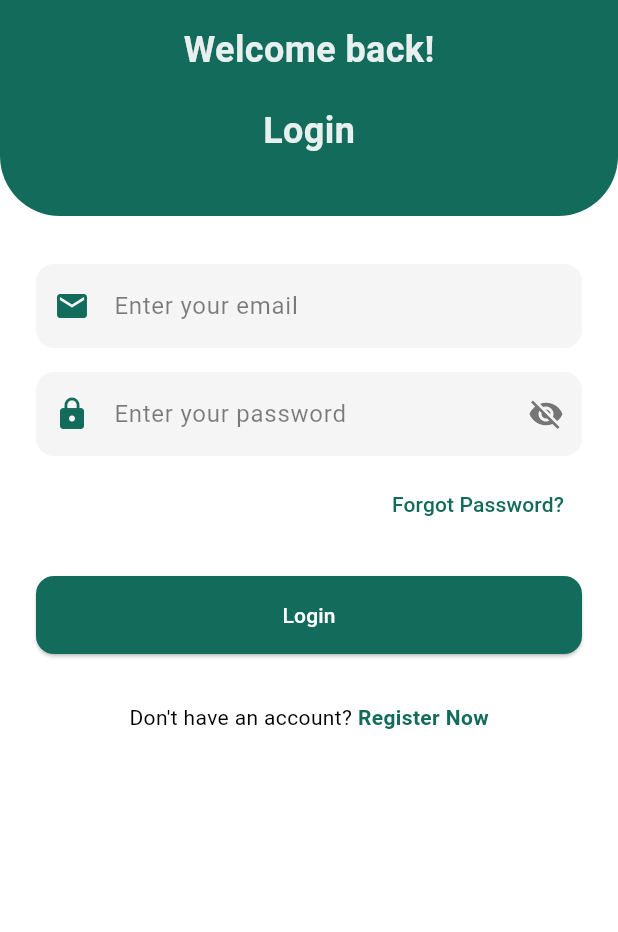
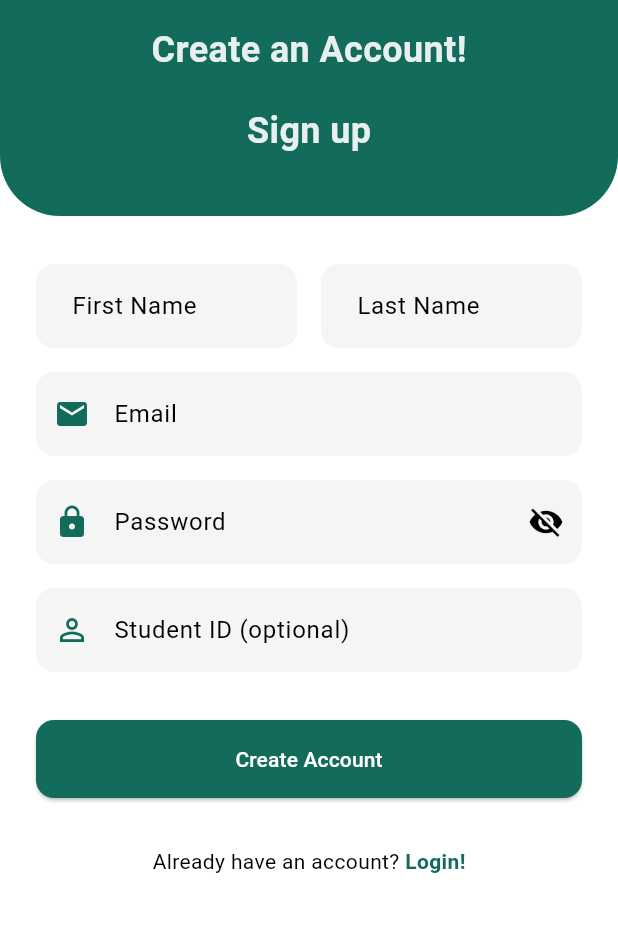
Before and after one commit to FantomAtom/Syllabuddy, a Flutter app: the screen it shows after launch, after a tap on "Register Now", on a phone screen of 412 x 824 dp, the part 270-1202 px from its top. Run offline on Flutter 3.47's test engine with Material 3 defaults, Android fonts, the light colour scheme and no system bars.

Commit message:
Added and linked sign in page

```diff
--- a/lib/screens/login.dart
+++ b/lib/screens/login.dart
@@ -1,5 +1,6 @@
 import 'package:flutter/material.dart';
 import '../theme.dart';  // your primary color lives here
+import 'signup.dart';
 
 class LoginPage extends StatefulWidget {
   const LoginPage({super.key});
@@ -172,7 +173,14 @@ class _LoginPageState extends State<LoginPage> {
                       children: [
                         const Text("Don't have an account? "),
                         GestureDetector(
-                          onTap: () {}, // TODO
+                          onTap: () {
+                            Navigator.push(
+                              context,
+                              MaterialPageRoute(
+                                builder: (_) => const SignUpPage(),
+                              ),
+                            );
+                          },
                           child: Text(
                             'Register Now',
                             style: TextStyle(
--- /dev/null
+++ b/lib/screens/signup.dart
@@ -0,0 +1,240 @@
+// lib/screens/signup.dart
+import 'package:flutter/material.dart';
+import '../theme.dart';
+import 'login.dart';
+
+class SignUpPage extends StatefulWidget {
+  const SignUpPage({Key? key}) : super(key: key);
+
+  @override
+  State<SignUpPage> createState() => _SignUpPageState();
+}
+
+class _SignUpPageState extends State<SignUpPage> {
+  final _formKey = GlobalKey<FormState>();
+  bool _obscurePassword = true;
+
+  final _firstNameCtrl = TextEditingController();
+  final _lastNameCtrl = TextEditingController();
+  final _emailCtrl = TextEditingController();
+  final _passwordCtrl = TextEditingController();
+  final _studentIdCtrl = TextEditingController();
+
+  @override
+  void dispose() {
+    _firstNameCtrl.dispose();
+    _lastNameCtrl.dispose();
+    _emailCtrl.dispose();
+    _passwordCtrl.dispose();
+    _studentIdCtrl.dispose();
+    super.dispose();
+  }
+
+  @override
+  Widget build(BuildContext context) {
+    final primary = Theme.of(context).primaryColor;
+
+    return Scaffold(
+      body: Column(
+        children: [
+          // ───────── Top Banner ─────────
+          ClipRRect(
+            borderRadius: const BorderRadius.only(
+              bottomLeft: Radius.circular(40),
+              bottomRight: Radius.circular(40),
+            ),
+            child: Container(
+              width: double.infinity,
+              color: primary,
+              padding: const EdgeInsets.only(top: 80, bottom: 40),
+              child: Column(
+                mainAxisSize: MainAxisSize.min,
+                children: [
+                  Image.asset('assets/logo.png', height: 100),
+                  const SizedBox(height: 16),
+                  Text(
+                    'Create an Account!',
+                    style: TextStyle(
+                      fontSize: 24,
+                      fontWeight: FontWeight.bold,
+                      color: Colors.white.withOpacity(0.9),
+                    ),
+                  ),
+                  const SizedBox(height: 20),
+                  Text(
+                    'Sign up',
+                    style: TextStyle(
+                      fontSize: 24,
+                      fontWeight: FontWeight.bold,
+                      color: Colors.white.withOpacity(0.9),
+                    ),
+                  ),
+                ],
+              ),
+            ),
+          ),
+
+          // ───────── Form Area ─────────
+          Expanded(
+            child: SingleChildScrollView(
+              padding: const EdgeInsets.symmetric(horizontal: 24, vertical: 32),
+              child: Form(
+                key: _formKey,
+                child: Column(
+                  children: [
+                    // Name row
+                    Row(
+                      children: [
+                        Expanded(
+                          child: TextFormField(
+                            controller: _firstNameCtrl,
+                            decoration: InputDecoration(
+                              hintText: 'First Name',
+                              filled: true,
+                              fillColor: Colors.grey[100],
+                              contentPadding: const EdgeInsets.symmetric(vertical: 16, horizontal: 20),
+                              border: OutlineInputBorder(
+                                borderRadius: BorderRadius.circular(12),
+                                borderSide: BorderSide.none,
+                              ),
+                            ),
+                            validator: (v) => (v == null || v.isEmpty) ? 'Enter first name' : null,
+                          ),
+                        ),
+                        const SizedBox(width: 16),
+                        Expanded(
+                          child: TextFormField(
+                            controller: _lastNameCtrl,
+                            decoration: InputDecoration(
+                              hintText: 'Last Name',
+                              filled: true,
+                              fillColor: Colors.grey[100],
+                              contentPadding: const EdgeInsets.symmetric(vertical: 16, horizontal: 20),
+                              border: OutlineInputBorder(
+                                borderRadius: BorderRadius.circular(12),
+                                borderSide: BorderSide.none,
+                              ),
+                            ),
+                            validator: (v) => (v == null || v.isEmpty) ? 'Enter last name' : null,
+                          ),
+                        ),
+                      ],
+                    ),
+                    const SizedBox(height: 16),
+
+                    // Email
+                    TextFormField(
+                      controller: _emailCtrl,
+                      decoration: InputDecoration(
+                        hintText: 'Email',
+                        filled: true,
+                        fillColor: Colors.grey[100],
+                        prefixIcon: Icon(Icons.email, color: primary),
+                        contentPadding: const EdgeInsets.symmetric(vertical: 16, horizontal: 20),
+                        border: OutlineInputBorder(
+                          borderRadius: BorderRadius.circular(12),
+                          borderSide: BorderSide.none,
+                        ),
+                      ),
+                      keyboardType: TextInputType.emailAddress,
+                      validator: (v) => (v == null || v.isEmpty) ? 'Enter email' : null,
+                    ),
+                    const SizedBox(height: 16),
+
+                    // Password
+                    TextFormField(
+                      controller: _passwordCtrl,
+                      decoration: InputDecoration(
+                        hintText: 'Password',
+                        filled: true,
+                        fillColor: Colors.grey[100],
+                        prefixIcon: Icon(Icons.lock, color: primary),
+                        suffixIcon: IconButton(
+                          icon: Icon(_obscurePassword ? Icons.visibility_off : Icons.visibility),
+                          onPressed: () => setState(() => _obscurePassword = !_obscurePassword),
+                        ),
+                        contentPadding: const EdgeInsets.symmetric(vertical: 16, horizontal: 20),
+                        border: OutlineInputBorder(
+                          borderRadius: BorderRadius.circular(12),
+                          borderSide: BorderSide.none,
+                        ),
+                      ),
+                      obscureText: _obscurePassword,
+                      validator: (v) => (v == null || v.isEmpty) ? 'Enter password' : null,
+                    ),
+                    const SizedBox(height: 16),
+
+                    // Student ID
+                    TextFormField(
+                      controller: _studentIdCtrl,
+                      decoration: InputDecoration(
+                        hintText: 'Student ID (optional)',
+                        filled: true,
+                        fillColor: Colors.grey[100],
+                        prefixIcon: Icon(Icons.perm_identity, color: primary),
+                        contentPadding: const EdgeInsets.symmetric(vertical: 16, horizontal: 20),
+                        border: OutlineInputBorder(
+                          borderRadius: BorderRadius.circular(12),
+                          borderSide: BorderSide.none,
+                        ),
+                      ),
+                    ),
+                    const SizedBox(height: 32),
+
+                    // Create Account button
+                    SizedBox(
+                      width: double.infinity,
+                      child: ElevatedButton(
+                        onPressed: () {
+                          if (_formKey.currentState?.validate() == true) {
+                            // TODO: sign-up logic
+                          }
+                        },
+                        style: ElevatedButton.styleFrom(
+                          backgroundColor: primary,
+                          foregroundColor: Colors.white,
+                          shape: RoundedRectangleBorder(
+                            borderRadius: BorderRadius.circular(12),
+                          ),
+                          padding: const EdgeInsets.symmetric(vertical: 16),
+                        ),
+                        child: const Text('Create Account'),
+                      ),
+                    ),
+
+                    const SizedBox(height: 32),
+
+                    // Login
+                    Row(
+                      mainAxisAlignment: MainAxisAlignment.center,
+                      children: [
+                        const Text("Already have an account? "),
+                        GestureDetector(
+                          onTap: () {
+                            Navigator.push(
+                              context,
+                              MaterialPageRoute(
+                                builder: (_) => const LoginPage(),
+                              ),
+                            );
+                          },
+                          child: Text(
+                            'Login!',
+                            style: TextStyle(
+                              color: primary,
+                              fontWeight: FontWeight.bold,
+                            ),
+                          ),
+                        ),
+                      ],
+                    ),
+                  ],
+                ),
+              ),
+            ),
+          ),
+        ],
+      ),
+    );
+  }
+} // <-- closes _SignUpPageState
```
